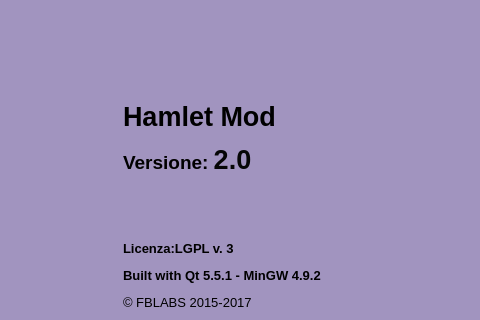
Before: the Qt Designer form mainwindow.ui in fblabs/hamlet-mod-sancon, drawn with Qt 5; both pictures show x 300 to 780 and y 0 to 320 of the 979 by 780 pixel window.
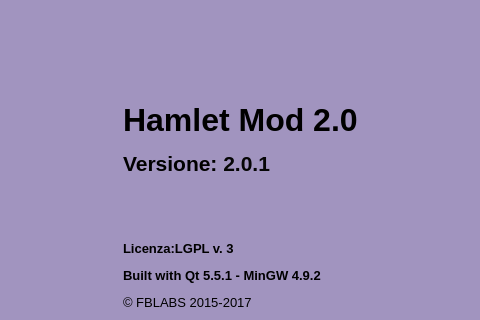
After: the same form once the commit is applied. Icons and pictures are not drawn.

Patch:
```diff
--- a/mainwindow.ui
+++ b/mainwindow.ui
@@ -539,7 +539,7 @@
       <item>
        <widget class="QLabel" name="label_2">
         <property name="text">
-         <string>&lt;html&gt;&lt;head/&gt;&lt;body&gt;&lt;p&gt;&lt;span style=&quot; font-size:20pt; font-weight:600;&quot;&gt;Hamlet Mod&lt;/span&gt;&lt;/p&gt;&lt;p&gt;&lt;span style=&quot; font-size:14pt; font-weight:600;&quot;&gt;Versione: &lt;/span&gt;&lt;span style=&quot; font-size:20pt; font-weight:600; color:#060606;&quot;&gt;2.0&lt;/span&gt;&lt;br/&gt;&lt;/p&gt;&lt;p&gt;&lt;br/&gt;&lt;/p&gt;&lt;p&gt;&lt;span style=&quot; font-size:10pt; font-weight:600;&quot;&gt;Licenza:LGPL v. 3&lt;/span&gt;&lt;/p&gt;&lt;p&gt;&lt;span style=&quot; font-size:10pt; font-weight:600;&quot;&gt;Built with Qt 5.5.1 - MinGW 4.9.2&lt;/span&gt;&lt;/p&gt;&lt;p&gt;&lt;span style=&quot; font-size:10pt;&quot;&gt;© FBLABS 2015-2017&lt;/span&gt;&lt;/p&gt;&lt;p&gt;&lt;a href=&quot;https://www.github.com/fblabs/hamlet-mod-sancon&quot;&gt;&lt;span style=&quot; text-decoration: underline; color:#0000ff;&quot;&gt;Sorgenti (github)&lt;/span&gt;&lt;/a&gt;&lt;/p&gt;&lt;/body&gt;&lt;/html&gt;</string>
+         <string>&lt;html&gt;&lt;head/&gt;&lt;body&gt;&lt;p&gt;&lt;span style=&quot; font-size:24pt; font-weight:600;&quot;&gt;Hamlet Mod 2.0&lt;/span&gt;&lt;/p&gt;&lt;p&gt;&lt;span style=&quot; font-size:16pt; font-weight:600;&quot;&gt;Versione: &lt;/span&gt;&lt;span style=&quot; font-size:16pt; font-weight:600; color:#060606;&quot;&gt;2.0.1&lt;/span&gt;&lt;br/&gt;&lt;/p&gt;&lt;p&gt;&lt;br/&gt;&lt;/p&gt;&lt;p&gt;&lt;span style=&quot; font-size:10pt; font-weight:600;&quot;&gt;Licenza:LGPL v. 3&lt;/span&gt;&lt;/p&gt;&lt;p&gt;&lt;span style=&quot; font-size:10pt; font-weight:600;&quot;&gt;Built with Qt 5.5.1 - MinGW 4.9.2&lt;/span&gt;&lt;/p&gt;&lt;p&gt;&lt;span style=&quot; font-size:10pt;&quot;&gt;© FBLABS 2015-2017&lt;/span&gt;&lt;/p&gt;&lt;p&gt;&lt;a href=&quot;https://www.github.com/fblabs/hamlet-mod-sancon&quot;&gt;&lt;span style=&quot; text-decoration: underline; color:#0000ff;&quot;&gt;Sorgenti (github)&lt;/span&gt;&lt;/a&gt;&lt;/p&gt;&lt;/body&gt;&lt;/html&gt;</string>
         </property>
         <property name="scaledContents">
          <bool>false</bool>
```
